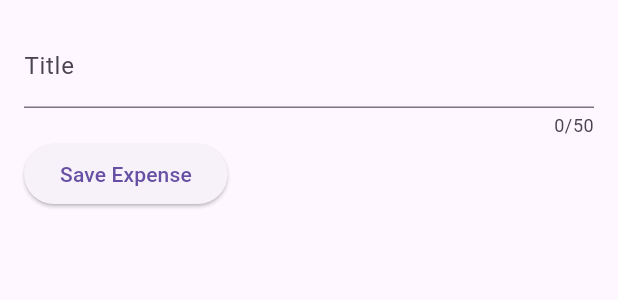
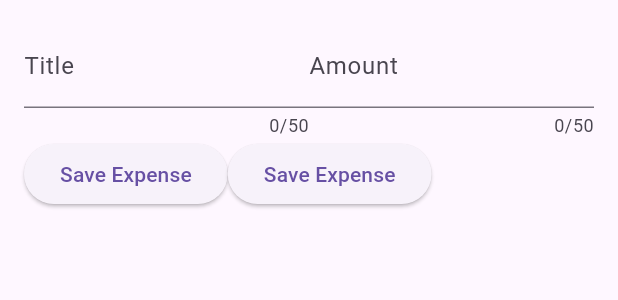
Before and after one commit to BenNassimi/expense_tracker, a Flutter app: the NewExpense widget shown alone on an empty page, opened directly, on a phone screen of 412 x 824 dp. Shown: the top 300 px of the screen. Run offline on Flutter 3.47's test engine with Material 3 defaults, Android fonts, the phone set to English and light mode, and no system bars.

Commit message:
added amount

```diff
--- a/lib/widgets/new_expense.dart
+++ b/lib/widgets/new_expense.dart
@@ -12,9 +12,11 @@ class NewExpense extends StatefulWidget {
 
 class _NewExpenseState extends State<NewExpense> {
   final _titleController = TextEditingController();
+  final _amountController = TextEditingController();
   @override
   void dispose() {
     _titleController.dispose();
+    _amountController.dispose();
     super.dispose();
   }
 
@@ -36,16 +38,30 @@ class _NewExpenseState extends State<NewExpense> {
                   ),
                 ),
               ),
+              Expanded(
+                child: TextField(
+                  controller: _amountController,
+                  maxLength: 50,
+                  keyboardType: TextInputType.number,
+                  decoration: InputDecoration(
+                    prefix: Text('\$'),
+                    label: Text('Amount'),
+                  )
+                ),
+              ),
             ],
-          ),
-          Row(
-
           ),
           Row(
             children: [
               ElevatedButton(
                 onPressed: () {
                   print(_titleController.text);
+                },
+                child: Text('Save Expense'),
+              ),
+              ElevatedButton(
+                onPressed: () {
+                  print(_amountController);
                 },
                 child: Text('Save Expense'),
               )
```
